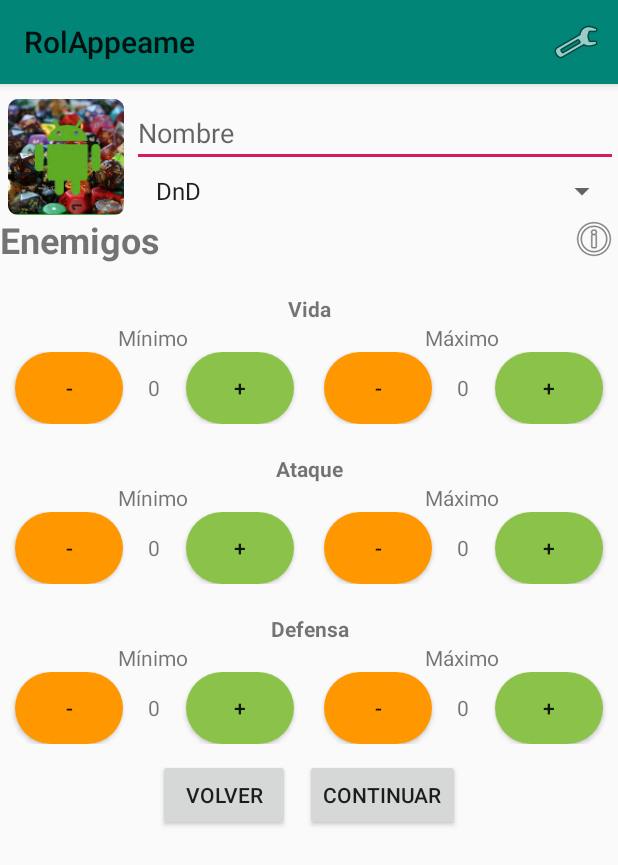
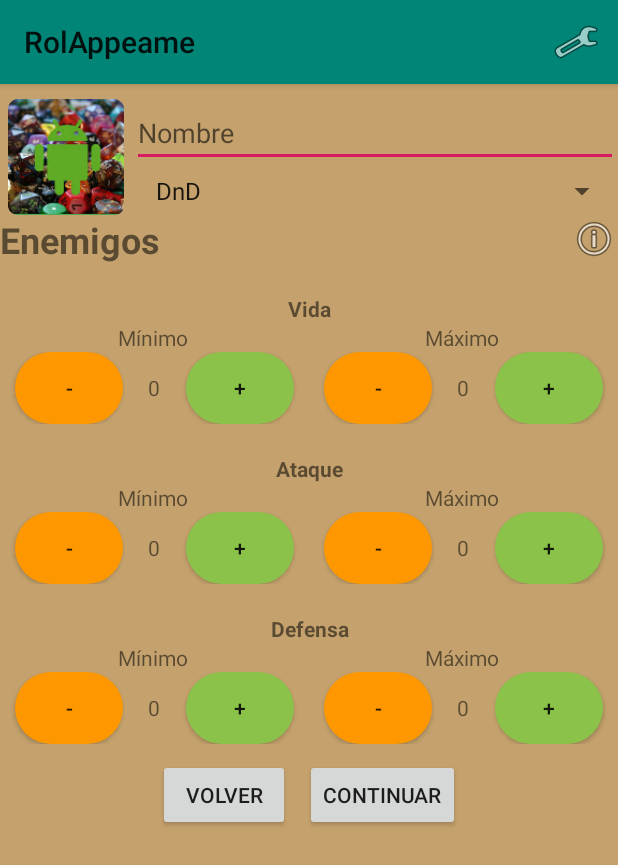
Before and after one commit to SamGuerrero/RolAppeame, an Android app: the CrearPartida screen opened directly, with no data from a screen before it, on a phone screen of 412 x 824 dp. Shown: the top 865 px of the screen. Run offline under Robolectric (Android 15) with nearby library versions, the phone set to English and light mode, and no system bars; our stand-ins replace Firebase (no records; nobody signed in at launch, a user with empty details on screens opened directly).

Commit message:
Cambio de fondo en Crear y ver Partidas

```diff
--- a/app/src/main/java/es/centroafuera/rolappeame/MainActivity.java
+++ b/app/src/main/java/es/centroafuera/rolappeame/MainActivity.java
@@ -69,6 +69,7 @@ public class MainActivity extends AppCompatActivity implements View.OnClickListe
         spec.setContent(R.id.personajes);
         spec.setIndicator(getString(R.string.personajes));
         tabHost.addTab(spec);
+
         spec = tabHost.newTabSpec(getString(R.string.partidas));
         spec.setContent(R.id.partidas);
         spec.setIndicator(getString(R.string.partidas));
--- a/app/src/main/res/layout/activity_crearpartida.xml
+++ b/app/src/main/res/layout/activity_crearpartida.xml
@@ -2,6 +2,7 @@
 <LinearLayout xmlns:android="http://schemas.android.com/apk/res/android"
     xmlns:app="http://schemas.android.com/apk/res-auto"
     xmlns:tools="http://schemas.android.com/tools"
+    android:background="#BCB3843C"
     android:layout_width="match_parent"
     android:layout_height="match_parent"
     android:gravity="center_horizontal"
--- a/app/src/main/res/layout/activity_vistapartida.xml
+++ b/app/src/main/res/layout/activity_vistapartida.xml
@@ -2,6 +2,7 @@
 <LinearLayout xmlns:android="http://schemas.android.com/apk/res/android"
     xmlns:app="http://schemas.android.com/apk/res-auto"
     xmlns:tools="http://schemas.android.com/tools"
+    android:background="#BCB3843C"
     android:orientation="vertical" android:layout_width="match_parent"
     android:layout_height="match_parent">
 
```
